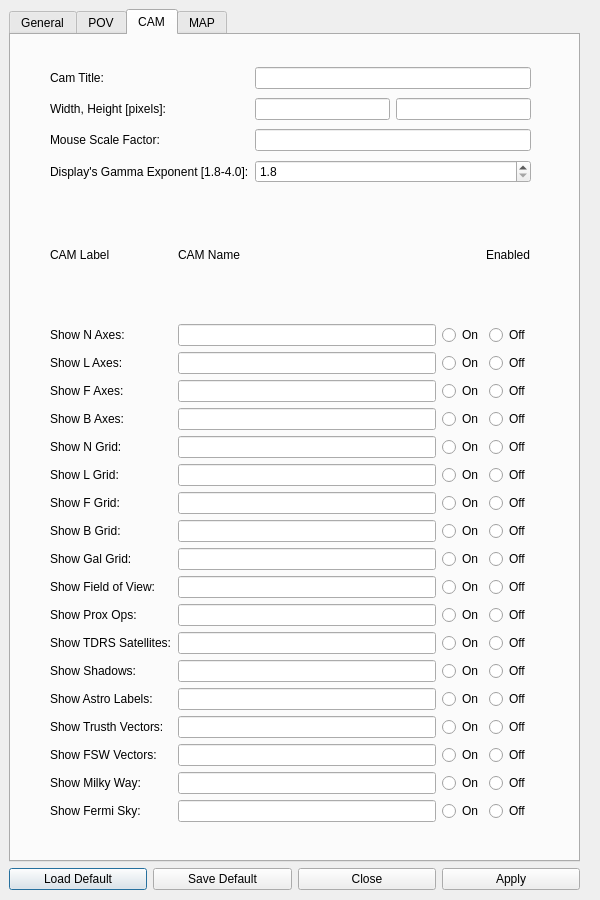
Old version of the form dsm_gui/grh_menu.ui in the repository pavelgalchenko/dsm_gui.
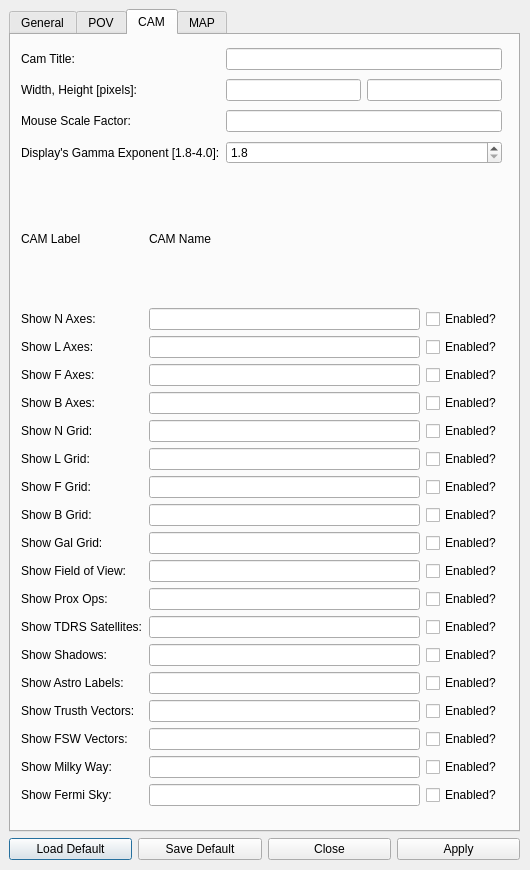
New version of the form. The open tabs and pages were chosen to show the change.

Commit message: Cleanup pass of Graphics menu. Added dsm_gui_lib::toString(QCheckbox) which does "TRUE " or "FALSE" depending on if checked. Changed fov_menu and sim_menu to this. Scrubbed quote characters from input to graphics. Spacecraft and body selection now works as in fov_menu, with a dropdown for name selection and max of body is set from sc's file.

Patch:
```diff
--- a/dsm_gui/grh_menu.ui
+++ b/dsm_gui/grh_menu.ui
@@ -6,10 +6,22 @@
    <rect>
     <x>0</x>
     <y>0</y>
-    <width>600</width>
-    <height>900</height>
+    <width>530</width>
+    <height>870</height>
    </rect>
   </property>
+  <property name="minimumSize">
+   <size>
+    <width>530</width>
+    <height>870</height>
+   </size>
+  </property>
+  <property name="maximumSize">
+   <size>
+    <width>530</width>
+    <height>870</height>
+   </size>
+  </property>
   <property name="windowTitle">
    <string>Dialog</string>
   </property>
@@ -18,8 +30,8 @@
     <rect>
      <x>9</x>
      <y>9</y>
-     <width>571</width>
-     <height>881</height>
+     <width>511</width>
+     <height>851</height>
     </rect>
    </property>
    <layout class="QVBoxLayout" name="verticalLayout">
@@ -601,8 +613,8 @@
        <widget class="QWidget" name="gridLayoutWidget_3">
         <property name="geometry">
          <rect>
-          <x>39</x>
-          <y>29</y>
+          <x>10</x>
+          <y>10</y>
           <width>481</width>
           <height>124</height>
          </rect>
@@ -685,8 +697,8 @@
        <widget class="QWidget" name="gridLayoutWidget_4">
         <property name="geometry">
          <rect>
-          <x>39</x>
-          <y>156</y>
+          <x>10</x>
+          <y>140</y>
           <width>481</width>
           <height>631</height>
          </rect>
@@ -700,23 +712,10 @@
            <item>
             <layout class="QHBoxLayout" name="horizontalLayout_35">
              <item>
-              <widget class="QRadioButton" name="show_naxis_on">
+              <widget class="QCheckBox" name="showNAxis">
                <property name="text">
-                <string>On</string>
+                <string>Enabled?</string>
                </property>
-               <attribute name="buttonGroup">
-                <string notr="true">show_naxis_toggle</string>
-               </attribute>
-              </widget>
-             </item>
-             <item>
-              <widget class="QRadioButton" name="show_naxis_off">
-               <property name="text">
-                <string>Off</string>
-               </property>
-               <attribute name="buttonGroup">
-                <string notr="true">show_naxis_toggle</string>
-               </attribute>
               </widget>
              </item>
             </layout>
@@ -731,23 +730,10 @@
            <item>
             <layout class="QHBoxLayout" name="horizontalLayout_66">
              <item>
-              <widget class="QRadioButton" name="show_shdws_on">
+              <widget class="QCheckBox" name="showShadows">
                <property name="text">
-                <string>On</string>
+                <string>Enabled?</string>
                </property>
-               <attribute name="buttonGroup">
-                <string notr="true">show_shdws_toggle</string>
-               </attribute>
-              </widget>
-             </item>
-             <item>
-              <widget class="QRadioButton" name="show_shdws_off">
-               <property name="text">
-                <string>Off</string>
-               </property>
-               <attribute name="buttonGroup">
-                <string notr="true">show_shdws_toggle</string>
-               </attribute>
               </widget>
              </item>
             </layout>
@@ -762,23 +748,10 @@
            <item>
             <layout class="QHBoxLayout" name="horizontalLayout_65">
              <item>
-              <widget class="QRadioButton" name="show_tdrs_on">
+              <widget class="QCheckBox" name="showTDRS">
                <property name="text">
-                <string>On</string>
+                <string>Enabled?</string>
                </property>
-               <attribute name="buttonGroup">
-                <string notr="true">show_tdrs_toggle</string>
-               </attribute>
-              </widget>
-             </item>
-             <item>
-              <widget class="QRadioButton" name="show_tdrs_off">
-               <property name="text">
-                <string>Off</string>
-               </property>
-               <attribute name="buttonGroup">
-                <string notr="true">show_tdrs_toggle</string>
-               </attribute>
               </widget>
              </item>
             </layout>
@@ -800,23 +773,10 @@
            <item>
             <layout class="QHBoxLayout" name="horizontalLayout_63">
              <item>
-              <widget class="QRadioButton" name="show_fov_on">
+              <widget class="QCheckBox" name="showFOV">
                <property name="text">
-                <string>On</string>
+                <string>Enabled?</string>
                </property>
-               <attribute name="buttonGroup">
-                <string notr="true">show_fov_toggle</string>
-               </attribute>
-              </widget>
-             </item>
-             <item>
-              <widget class="QRadioButton" name="show_fov_off">
-               <property name="text">
-                <string>Off</string>
-               </property>
-               <attribute name="buttonGroup">
-                <string notr="true">show_fov_toggle</string>
-               </attribute>
               </widget>
              </item>
             </layout>
@@ -838,23 +798,10 @@
            <item>
             <layout class="QHBoxLayout" name="horizontalLayout_68">
              <item>
-              <widget class="QRadioButton" name="show_truth_on">
+              <widget class="QCheckBox" name="showTruth">
                <property name="text">
-                <string>On</string>
+                <string>Enabled?</string>
                </property>
-               <attribute name="buttonGroup">
-                <string notr="true">show_truth_toggle</string>
-               </attribute>
-              </widget>
-             </item>
-             <item>
-              <widget class="QRadioButton" name="show_truth_off">
-               <property name="text">
-                <string>Off</string>
-               </property>
-               <attribute name="buttonGroup">
-                <string notr="true">show_truth_toggle</string>
-               </attribute>
               </widget>
              </item>
             </layout>
@@ -869,23 +816,10 @@
            <item>
             <layout class="QHBoxLayout" name="horizontalLayout_54">
              <item>
-              <widget class="QRadioButton" name="show_laxis_on">
+              <widget class="QCheckBox" name="showLAxis">
                <property name="text">
-                <string>On</string>
+                <string>Enabled?</string>
                </property>
-               <attribute name="buttonGroup">
-                <string notr="true">show_laxis_toggle</string>
-               </attribute>
-              </widget>
-             </item>
-             <item>
-              <widget class="QRadioButton" name="show_laxis_off">
-               <property name="text">
-                <string>Off</string>
-               </property>
-               <attribute name="buttonGroup">
-                <string notr="true">show_laxis_toggle</string>
-               </attribute>
               </widget>
              </item>
             </layout>
@@ -907,23 +841,10 @@
            <item>
             <layout class="QHBoxLayout" name="horizontalLayout_57">
              <item>
-              <widget class="QRadioButton" name="show_baxis_on">
+              <widget class="QCheckBox" name="showBAxis">
                <property name="text">
-                <string>On</string>
+                <string>Enabled?</string>
                </property>
-               <attribute name="buttonGroup">
-                <string notr="true">show_baxis_toggle</string>
-               </attribute>
-              </widget>
-             </item>
-             <item>
-              <widget class="QRadioButton" name="show_baxis_off">
-               <property name="text">
-                <string>Off</string>
-               </property>
-               <attribute name="buttonGroup">
-                <string notr="true">show_baxis_toggle</string>
-               </attribute>
               </widget>
              </item>
             </layout>
@@ -952,13 +873,6 @@
              </property>
             </spacer>
            </item>
-           <item>
-            <widget class="QLabel" name="label_46">
-             <property name="text">
-              <string>Enabled</string>
-             </property>
-            </widget>
-           </item>
           </layout>
          </item>
          <item row="17" column="1">
@@ -969,23 +883,10 @@
            <item>
             <layout class="QHBoxLayout" name="horizontalLayout_70">
              <item>
-              <widget class="QRadioButton" name="show_milky_on">
+              <widget class="QCheckBox" name="showMilky">
                <property name="text">
-                <string>On</string>
+                <string>Enabled?</string>
                </property>
-               <attribute name="buttonGroup">
-                <string notr="true">show_milky_toggle</string>
-               </attribute>
-              </widget>
-             </item>
-             <item>
-              <widget class="QRadioButton" name="show_milky_off">
-               <property name="text">
-                <string>Off</string>
-               </property>
-               <attribute name="buttonGroup">
-                <string notr="true">show_milky_toggle</string>
-               </attribute>
               </widget>
              </item>
             </layout>
@@ -1000,23 +901,10 @@
            <item>
             <layout class="QHBoxLayout" name="horizontalLayout_56">
              <item>
-              <widget class="QRadioButton" name="show_faxis_on">
+              <widget class="QCheckBox" name="showFAxis">
                <property name="text">
-                <string>On</string>
+                <string>Enabled?</string>
                </property>
-               <attribute name="buttonGroup">
-                <string notr="true">show_faxis_toggle</string>
-               </attribute>
-              </widget>
-             </item>
-             <item>
-              <widget class="QRadioButton" name="show_faxis_off">
-               <property name="text">
-                <string>Off</string>
-               </property>
-               <attribute name="buttonGroup">
-                <string notr="true">show_faxis_toggle</string>
-               </attribute>
               </widget>
              </item>
             </layout>
@@ -1059,23 +947,10 @@
            <item>
             <layout class="QHBoxLayout" name="horizontalLayout_59">
              <item>
-              <widget class="QRadioButton" name="show_ngrid_on">
+              <widget class="QCheckBox" name="showNGrid">
                <property name="text">
-                <string>On</string>
+                <string>Enabled?</string>
                </property>
-               <attribute name="buttonGroup">
-                <string notr="true">show_ngrid_toggle</string>
-               </attribute>
-              </widget>
-             </item>
-             <item>
-              <widget class="QRadioButton" name="show_ngrid_off">
-               <property name="text">
-                <string>Off</string>
-               </property>
-               <attribute name="buttonGroup">
-                <string notr="true">show_ngrid_toggle</string>
-               </attribute>
               </widget>
              </item>
             </layout>
@@ -1097,23 +972,10 @@
            <item>
             <layout class="QHBoxLayout" name="horizontalLayout_60">
              <item>
-              <widget class="QRadioButton" name="show_lgrid_on">
+              <widget class="QCheckBox" name="showLGrid">
                <property name="text">
-                <string>On</string>
+                <string>Enabled?</string>
                </property>
-               <attribute name="buttonGroup">
-                <string notr="true">show_lgrid_toggle</string>
-               </attribute>
-              </widget>
-             </item>
-             <item>
-              <widget class="QRadioButton" name="show_lgrid_off">
-               <property name="text">
-                <string>Off</string>
-               </property>
-               <attribute name="buttonGroup">
-                <string notr="true">show_lgrid_toggle</string>
-               </attribute>
               </widget>
              </item>
             </layout>
@@ -1128,23 +990,10 @@
            <item>
             <layout class="QHBoxLayout" name="horizontalLayout_71">
              <item>
-              <widget class="QRadioButton" name="show_fermi_on">
+              <widget class="QCheckBox" name="showFermi">
                <property name="text">
-                <string>On</string>
+                <string>Enabled?</string>
                </property>
-               <attribute name="buttonGroup">
-                <string notr="true">show_fermi_toggle</string>
-               </attribute>
-              </widget>
-             </item>
-             <item>
-              <widget class="QRadioButton" name="show_fermi_off">
-               <property name="text">
-                <string>Off</string>
-               </property>
-               <attribute name="buttonGroup">
-                <string notr="true">show_fermi_toggle</string>
-               </attribute>
               </widget>
              </item>
             </layout>
@@ -1180,23 +1029,10 @@
            <item>
             <layout class="QHBoxLayout" name="horizontalLayout_61">
              <item>
-              <widget class="QRadioButton" name="show_fgrid_on">
+              <widget class="QCheckBox" name="showFGrid">
                <property name="text">
-                <string>On</string>
+                <string>Enabled?</string>
                </property>
-               <attribute name="buttonGroup">
-                <string notr="true">show_fgrid_toggle</string>
-               </attribute>
-              </widget>
-             </item>
-             <item>
-              <widget class="QRadioButton" name="show_fgrid_off">
-               <property name="text">
-                <string>Off</string>
-               </property>
-               <attribute name="buttonGroup">
-                <string notr="true">show_fgrid_toggle</string>
-               </attribute>
               </widget>
              </item>
             </layout>
@@ -1239,23 +1075,10 @@
            <item>
             <layout class="QHBoxLayout" name="horizontalLayout_64">
              <item>
-              <widget class="QRadioButton" name="show_proxops_on">
+              <widget class="QCheckBox" name="showProxOps">
                <property name="text">
-                <string>On</string>
+                <string>Enabled?</string>
                </property>
-               <attribute name="buttonGroup">
-                <string notr="true">show_proxops_toggle</string>
-               </attribute>
-              </widget>
-             </item>
-             <item>
-              <widget class="QRadioButton" name="show_proxops_off">
-               <property name="text">
-                <string>Off</string>
-               </property>
-               <attribute name="buttonGroup">
-                <string notr="true">show_proxops_toggle</string>
-               </attribute>
               </widget>
              </item>
             </layout>
@@ -1277,23 +1100,10 @@
            <item>
             <layout class="QHBoxLayout" name="horizontalLayout_67">
              <item>
-              <widget class="QRadioButton" name="show_astro_on">
+              <widget class="QCheckBox" name="showAstro">
                <property name="text">
-                <string>On</string>
+                <string>Enabled?</string>
                </property>
-               <attribute name="buttonGroup">
-                <string notr="true">show_astro_toggle</string>
-               </attribute>
-              </widget>
-             </item>
-             <item>
-              <widget class="QRadioButton" name="show_astro_off">
-               <property name="text">
-                <string>Off</string>
-               </property>
-               <attribute name="buttonGroup">
-                <string notr="true">show_astro_toggle</string>
-               </attribute>
               </widget>
              </item>
             </layout>
@@ -1308,23 +1118,10 @@
            <item>
             <layout class="QHBoxLayout" name="horizontalLayout_69">
              <item>
-              <widget class="QRadioButton" name="show_fsw_on">
+              <widget class="QCheckBox" name="showFSW">
                <property name="text">
-                <string>On</string>
+                <string>Enabled?</string>
                </property>
-               <attribute name="buttonGroup">
-                <string notr="true">show_fsw_toggle</string>
-               </attribute>
-              </widget>
-             </item>
-             <item>
-              <widget class="QRadioButton" name="show_fsw_off">
-               <property name="text">
-                <string>Off</string>
-               </property>
-               <attribute name="buttonGroup">
-                <string notr="true">show_fsw_toggle</string>
-               </attribute>
               </widget>
              </item>
             </layout>
@@ -1346,23 +1143,10 @@
            <item>
             <layout class="QHBoxLayout" name="horizontalLayout_62">
              <item>
-              <widget class="QRadioButton" name="show_bgrid_on">
+              <widget class="QCheckBox" name="showBGrid">
                <property name="text">
-                <string>On</string>
+                <string>Enabled?</string>
                </property>
-               <attribute name="buttonGroup">
-                <string notr="true">show_bgrid_toggle</string>
-               </attribute>
-              </widget>
-             </item>
-             <item>
-              <widget class="QRadioButton" name="show_bgrid_off">
-               <property name="text">
-                <string>Off</string>
-               </property>
-               <attribute name="buttonGroup">
-                <string notr="true">show_bgrid_toggle</string>
-               </attribute>
               </widget>
              </item>
             </layout>
@@ -1391,16 +1175,9 @@
            <item>
             <layout class="QHBoxLayout" name="horizontalLayout_6">
              <item>
-              <widget class="QRadioButton" name="show_galgrid_on">
+              <widget class="QCheckBox" name="showGalGrid">
                <property name="text">
-                <string>On</string>
-               </property>
-              </widget>
-             </item>
-             <item>
-              <widget class="QRadioButton" name="show_galgrid_off">
-               <property name="text">
-                <string>Off</string>
+                <string>Enabled?</string>
                </property>
               </widget>
              </item>
```
Left out of the diff: 267 changed lines with no effect on the pictures. The commit also changes 7 other files.
